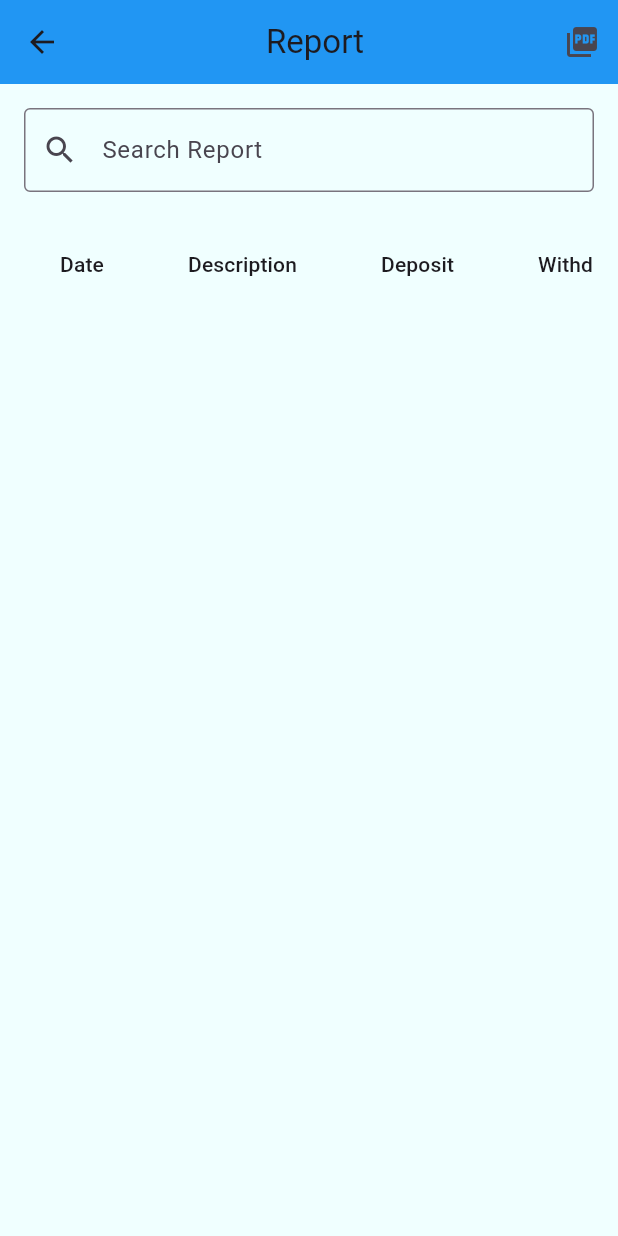
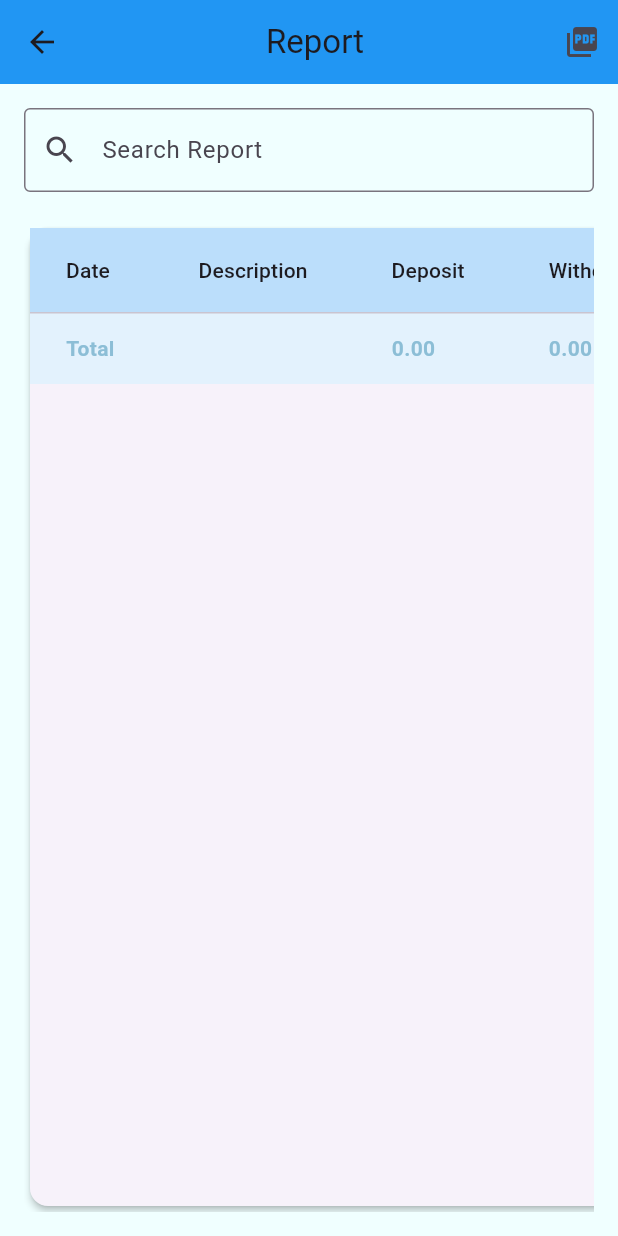
Before and after one commit to Maxamedh/Save_deposit_app, a Flutter app: the WarbixinScreen screen opened directly with empty values, after a tap on the "picture as pdf" icon, on a phone screen of 412 x 824 dp. Run offline on Flutter 3.47's test engine with Material 3 defaults, Android fonts, the phone set to English and light mode, and no system bars; our stand-ins replace cloud_firestore, firebase_auth, firebase_core, pdf, printing, share_plus; accounts and stored records are empty.

Commit message:
2025-05-31

```diff
--- a/lib/screens/WarbixinScreen.dart
+++ b/lib/screens/WarbixinScreen.dart
@@ -2,7 +2,7 @@ import 'dart:io';
 import 'package:cloud_firestore/cloud_firestore.dart';
 import 'package:flutter/material.dart';
 import 'package:pdf/widgets.dart' as pw;
-import 'package:pdf/pdf.dart';  // Required for PdfColor
+import 'package:pdf/pdf.dart'; // Required for PdfColor
 import 'package:path_provider/path_provider.dart';
 import 'package:share_plus/share_plus.dart';
 import 'package:printing/printing.dart';
@@ -21,7 +21,6 @@ class _WarbixinScreenState extends State<WarbixinScreen> {
   late TextEditingController _searchController;
   List<Map<String, dynamic>> reportData = [];
   List<Map<String, dynamic>> filteredData = [];
-  double _currentBalance = 0.0;
 
   @override
   void initState() {
@@ -54,7 +53,7 @@ class _WarbixinScreenState extends State<WarbixinScreen> {
         combinedData.add({
           'date': doc['timestamp'],
           'description': doc['description'],
-          'amount': doc['amount'],
+          'amount': (doc['amount'] as num).toDouble(),
           'type': 'deposit',
         });
       }
@@ -63,7 +62,7 @@ class _WarbixinScreenState extends State<WarbixinScreen> {
         combinedData.add({
           'date': doc['timestamp'],
           'description': doc['description'],
-          'amount': doc['amount'],
+          'amount': (doc['amount'] as num).toDouble(),
           'type': 'withdraw',
         });
       }
@@ -105,7 +104,6 @@ class _WarbixinScreenState extends State<WarbixinScreen> {
     }
   }
 
-
   void _filterData(String query) {
     setState(() {
       filteredData = reportData.where((data) {
@@ -125,13 +123,16 @@ class _WarbixinScreenState extends State<WarbixinScreen> {
   Future<void> _shareReport() async {
     final pdf = pw.Document();
 
-    // Define custom text styles for headers and data
     final headerStyle = pw.TextStyle(fontSize: 14, fontWeight: pw.FontWeight.bold);
     final dataStyle = pw.TextStyle(fontSize: 12);
 
-    // Define colors using PdfColor (from the pdf package)
-    final blackColor = PdfColor.fromInt(0x000000); // Black color
-    final blueGreyColor = PdfColor.fromInt(0x607D8B); // Blue-grey color
+    final blackColor = PdfColor.fromInt(0xFF000000);
+    final blueGreyColor = PdfColor.fromInt(0xFF607D8B);
+
+    // Calculate totals for PDF
+    double totalDeposit = filteredData.fold(0.0, (sum, item) => sum + (item['deposit'] as double));
+    double totalWithdraw = filteredData.fold(0.0, (sum, item) => sum + (item['withdraw'] as double));
+    double balance = totalDeposit - totalWithdraw;
 
     pdf.addPage(
       pw.Page(
@@ -141,29 +142,36 @@ class _WarbixinScreenState extends State<WarbixinScreen> {
             children: [
               pw.Table.fromTextArray(
                 headers: ['Date', 'Description', 'Deposit', 'Withdraw', 'Balance'],
-                data: filteredData.map((data) {
+                data: [
+                  ...filteredData.map((data) {
                     return [
                       _formatTimestamp(data['date']),
                       data['description'].toString(),
-                    data['deposit'].toString(),
-                    data['withdraw'].toString(),
-                    data['balance'].toString(),
+                      data['deposit'].toStringAsFixed(2),
+                      data['withdraw'].toStringAsFixed(2),
+                      data['balance'].toStringAsFixed(2),
                     ];
-                }).toList(),
+                  }),
+                  [
+                    'Total',
+                    '',
+                    totalDeposit.toStringAsFixed(2),
+                    totalWithdraw.toStringAsFixed(2),
+                    balance.toStringAsFixed(2),
+                  ],
+                ],
                 headerStyle: headerStyle,
                 cellStyle: dataStyle,
-                border: pw.TableBorder.all(width: 0.5, color: blackColor),  // Using black color for the border
+                border: pw.TableBorder.all(width: 0.5, color: blackColor),
                 cellAlignment: pw.Alignment.centerLeft,
-                headerDecoration: pw.BoxDecoration(
-                  color: blueGreyColor,  // Using blue-grey color for header
-                ),
+                headerDecoration: pw.BoxDecoration(color: blueGreyColor),
                 cellHeight: 30,
                 columnWidths: {
-                  0: pw.FlexColumnWidth(2), // Date column width
-                  1: pw.FlexColumnWidth(3), // Description column width
-                  2: pw.FlexColumnWidth(2), // Deposit column width
-                  3: pw.FlexColumnWidth(2), // Withdraw column width
-                  4: pw.FlexColumnWidth(2), // Balance column width
+                  0: pw.FlexColumnWidth(2),
+                  1: pw.FlexColumnWidth(3),
+                  2: pw.FlexColumnWidth(2),
+                  3: pw.FlexColumnWidth(2),
+                  4: pw.FlexColumnWidth(2),
                 },
               ),
             ],
@@ -172,17 +180,21 @@ class _WarbixinScreenState extends State<WarbixinScreen> {
       ),
     );
 
-    // Save the generated PDF file to a temporary directory
     final output = await getTemporaryDirectory();
     final file = File("${output.path}/report.pdf");
     await file.writeAsBytes(await pdf.save());
 
-    final XFile xFile = XFile(file.path);
+    final xFile = XFile(file.path);
     Share.shareXFiles([xFile], text: "Here is the report PDF");
   }
 
   @override
   Widget build(BuildContext context) {
+    // Calculate totals for display
+    double totalDeposit = filteredData.fold(0.0, (sum, item) => sum + (item['deposit'] as double));
+    double totalWithdraw = filteredData.fold(0.0, (sum, item) => sum + (item['withdraw'] as double));
+    double balance = totalDeposit - totalWithdraw;
+
     return Scaffold(
       appBar: AppBar(
         title: Center(child: Text('Report')),
@@ -207,25 +219,54 @@ class _WarbixinScreenState extends State<WarbixinScreen> {
               ),
               onChanged: _filterData,
             ),
-            SizedBox(height: 20),
+            const SizedBox(height: 20),
             Expanded(
               child: SingleChildScrollView(
                 scrollDirection: Axis.horizontal,
+                child: Card(
+                  elevation: 2,
                   child: DataTable(
-                  columns: [
+                    headingRowColor: MaterialStateProperty.all(Colors.blue.shade100),
+                    columns: const [
                       DataColumn(label: Text('Date')),
                       DataColumn(label: Text('Description')),
                       DataColumn(label: Text('Deposit')),
                       DataColumn(label: Text('Withdraw')),
                       DataColumn(label: Text('Balance')),
                     ],
-                  rows: filteredData.map((data) => DataRow(cells: [
+                    rows: [
+                      ...filteredData.map(
+                            (data) => DataRow(cells: [
                           DataCell(Text(_formatTimestamp(data['date']))),
                           DataCell(Text(data['description'].toString())),
-                    DataCell(Text(data['deposit'].toString())),
-                    DataCell(Text(data['withdraw'].toString())),
-                    DataCell(Text(data['balance'].toString())),
-                  ])).toList(),
+                          DataCell(Text(data['deposit'].toStringAsFixed(2))),
+                          DataCell(Text(data['withdraw'].toStringAsFixed(2))),
+                          DataCell(Text(data['balance'].toStringAsFixed(2))),
+                        ]),
+                      ),
+                      DataRow(
+                        color: MaterialStateProperty.all(Colors.blue.shade50),
+                        cells: [
+                          const DataCell(
+                            Text('Total', style: TextStyle(fontWeight: FontWeight.bold)),
+                          ),
+                          const DataCell(Text('')),
+                          DataCell(
+                            Text(totalDeposit.toStringAsFixed(2),
+                                style: const TextStyle(fontWeight: FontWeight.bold)),
+                          ),
+                          DataCell(
+                            Text(totalWithdraw.toStringAsFixed(2),
+                                style: const TextStyle(fontWeight: FontWeight.bold)),
+                          ),
+                          DataCell(
+                            Text(balance.toStringAsFixed(2),
+                                style: const TextStyle(fontWeight: FontWeight.bold)),
+                          ),
+                        ],
+                      ),
+                    ],
+                  ),
                 ),
               ),
             ),
```
Also changed, not shown: lib/screens/DashboardScreen.dart (+6 -7 lines). Lines whose indentation alone changed are shown as unchanged.
